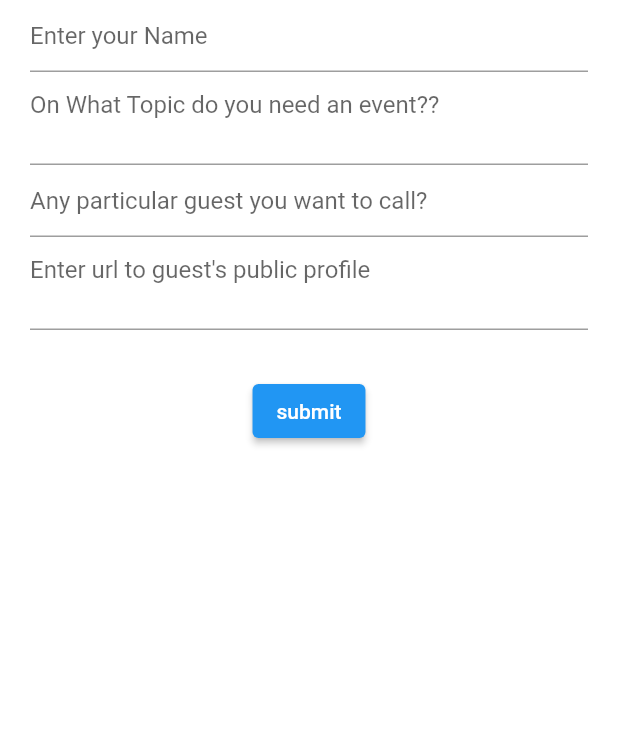
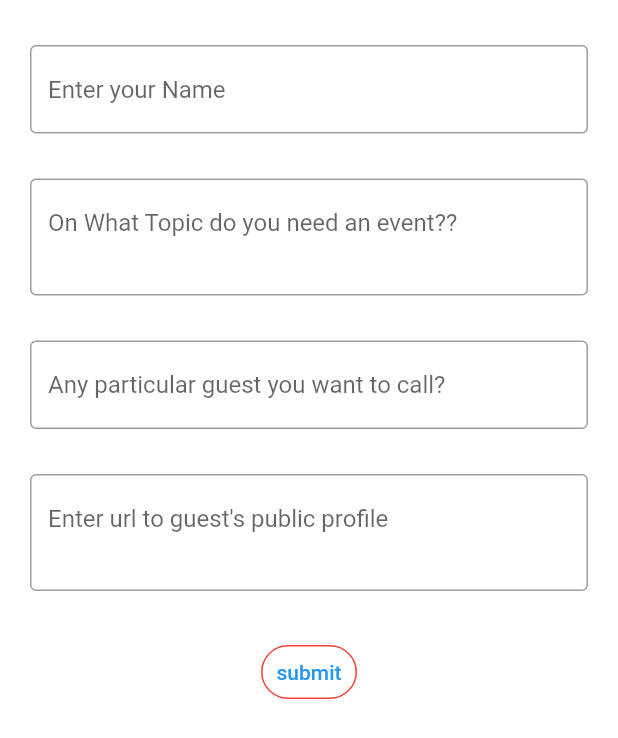
Before and after one commit to GDGCVITBHOPAL/DSC-APP, a Flutter app: the RequestEventForm screen opened directly, on a phone screen of 412 x 824 dp. Shown: the top 738 px of the screen. Run offline on Flutter 3.47's test engine with Material 2 defaults, Android fonts, the phone set to English and light mode, and no system bars; our stand-ins replace auto_size_text, cloud_firestore, firebase_core, flutter_spinkit, fluttericon, google_fonts and 1 more; accounts and stored records are empty.

Commit message:
UI/UX: Beautify elements

```diff
--- a/lib/screens/requestEvents/requestEvent.dart
+++ b/lib/screens/requestEvents/requestEvent.dart
@@ -45,38 +45,65 @@ class _RequestEventFormState extends State<RequestEventForm> {
                   margin: EdgeInsets.symmetric(horizontal: 20),
                   child: Column(
                     children: [
+                      SizedBox(
+                        height: 30,
+                      ),
                       TextField(
                         controller: nameEditingController,
                         decoration:
-                            InputDecoration(hintText: "Enter your Name"),
+                            InputDecoration(
+                                border: OutlineInputBorder(),
+                                hintText: "Enter your Name"),
                         maxLines: 1,
+                      ),
+                      SizedBox(
+                        height: 30,
                       ),
                       TextField(
                         controller: eventEditingController,
                         decoration: InputDecoration(
+                            border: OutlineInputBorder(),
                             hintText: "On What Topic do you need an event??"),
                         maxLines: 2,
+                      ),
+                      SizedBox(
+                        height: 30,
                       ),
                       TextField(
                         controller: guestnameEditingController,
                         decoration: InputDecoration(
+                            border: OutlineInputBorder(),
                             hintText: "Any particular guest you want to call?"),
                         maxLines: 1,
+                      ),
+                      SizedBox(
+                        height: 30,
                       ),
                       TextField(
                         controller: guestLinkEditingController,
                         decoration: InputDecoration(
+                            border: OutlineInputBorder(),
                             hintText: "Enter url to guest's public profile"),
                         maxLines: 2,
                       ),
                       SizedBox(
                         height: 30,
                       ),
-                      ElevatedButton(
+                      TextButton(
+                        style: ButtonStyle(
+                              shape: MaterialStateProperty.all<RoundedRectangleBorder>(
+                                  RoundedRectangleBorder(
+                                      borderRadius: BorderRadius.circular(18.0),
+                                      side: BorderSide(color: Colors.red)
+                                  )
+                              )
+                          ),
+                        child: Text("submit"),
                         onPressed: () {
                           addToFirestore();
                         },
-                        child: Text("submit"),
+
+
                       ),
                     ],
                   ),
--- a/lib/widgets/loading.dart
+++ b/lib/widgets/loading.dart
@@ -9,9 +9,8 @@ class Loading extends StatelessWidget {
     return Container(
       color: Colors.transparent,
       child: Center(
-        child: SpinKitCubeGrid(
-          color: Colors.blue,
-          size: 50.0,
+        child: CircularProgressIndicator(
+          color: Colors.yellow.shade400,
         ),
       ),
     );
```
